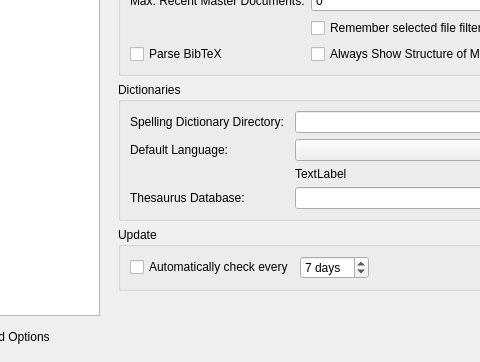
Qt form configdialog.ui (texstudio-org/texstudio) before a commit; both pictures show x 109 to 589 and y 312 to 674 of the 1116 by 674 pixel window.
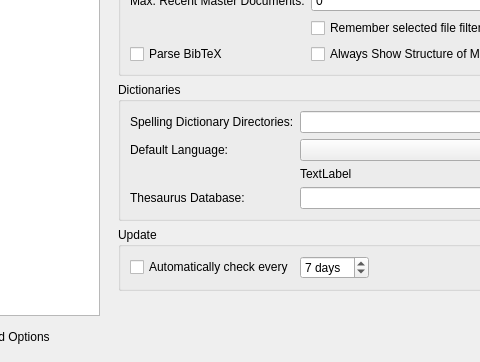
The same form after that commit. The open tabs and pages were chosen to show the change. Icons and pictures are not drawn.

Commit message: allow to set multiple dictionary search paths in the options (semicolon separated) the paths may contain [txs-settings-dir] and [txs-app-dir] which are internally replaced by the current paths (guarantees some portability of the settings)

Diff of the .ui file:
```diff
--- a/configdialog.ui
+++ b/configdialog.ui
@@ -89,8 +89,8 @@
            <rect>
             <x>0</x>
             <y>0</y>
-            <width>475</width>
-            <height>540</height>
+            <width>880</width>
+            <height>617</height>
            </rect>
           </property>
           <layout class="QVBoxLayout" name="verticalLayout">
@@ -417,7 +417,7 @@
               <item row="0" column="0">
                <widget class="QLabel" name="label_42">
                 <property name="text">
-                 <string>Spelling Dictionary Directory:</string>
+                 <string>Spelling Dictionary Directories:</string>
                 </property>
                </widget>
               </item>
```
Left out of the diff: 10 changed lines with no effect on the pictures. The commit also changes 6 other files.
